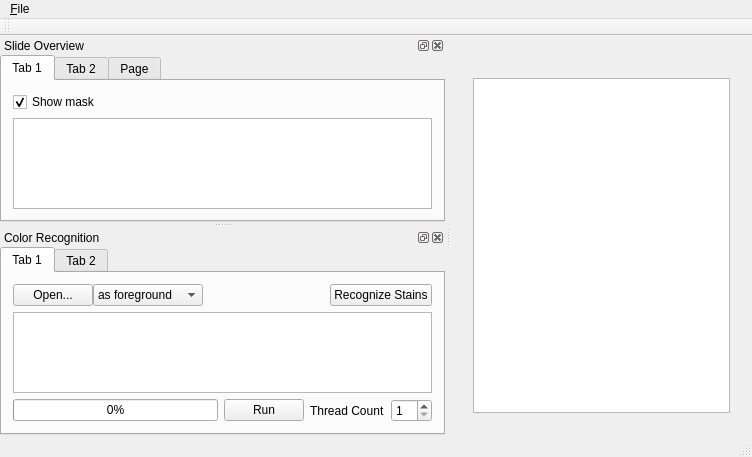
This is mainwindow.ui in frankyeh/WSRecognizer as Qt 5 draws it before an edit. The edited form follows.
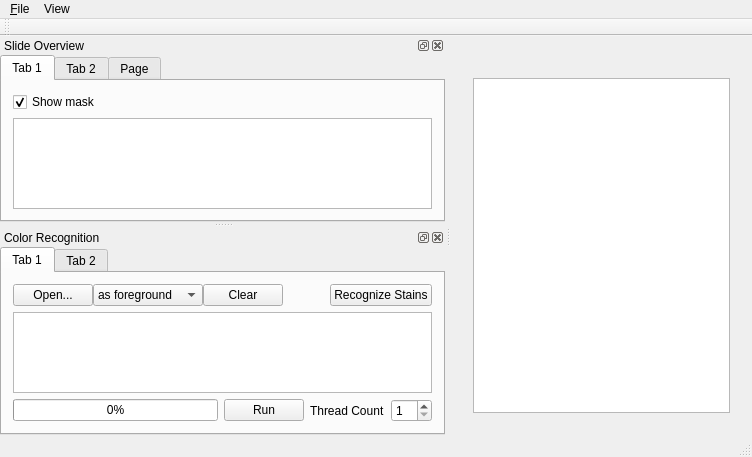
This is the edited form. The open tabs and pages were chosen to show the change. Icons and pictures are not drawn.

Patch:
```diff
--- a/mainwindow.ui
+++ b/mainwindow.ui
@@ -65,7 +65,13 @@
     <addaction name="separator"/>
     <addaction name="menuRecent_Files"/>
    </widget>
+   <widget class="QMenu" name="menuView">
+    <property name="title">
+     <string>View</string>
+    </property>
+   </widget>
    <addaction name="menu_File"/>
+   <addaction name="menuView"/>
   </widget>
   <widget class="QToolBar" name="mainToolBar">
    <attribute name="toolBarArea">
@@ -213,6 +219,13 @@
              </item>
             </widget>
            </item>
+           <item>
+            <widget class="QPushButton" name="clear_learning">
+             <property name="text">
+              <string>Clear</string>
+             </property>
+            </widget>
+           </item>
            <item>
             <spacer name="horizontalSpacer">
              <property name="orientation">
```
Left out of the diff: 4 changed lines with no effect on the pictures.
